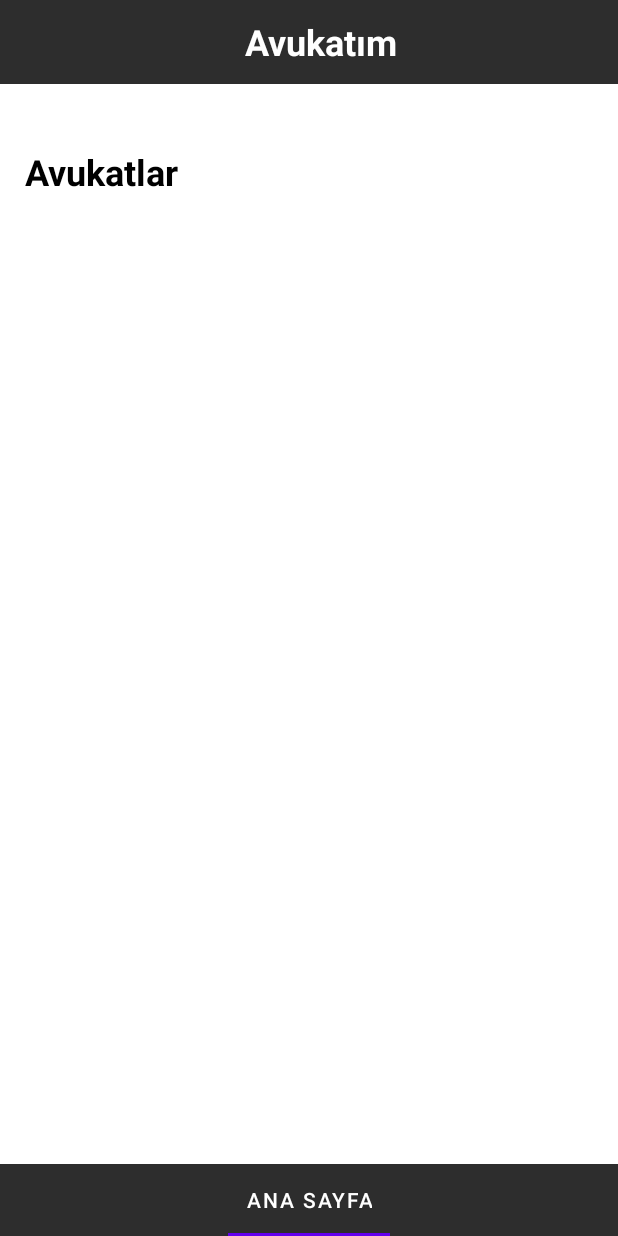
After one commit to engingulek/AvukatimAnroidApp, an Android app: the ClientTabLayoutFragment screen opened directly, with no data from a screen before it, on a phone screen of 412 x 824 dp. The commit adds this screen. Run offline under Robolectric (Android 15) with nearby library versions, the phone set to English and light mode, and no system bars; our stand-ins replace Firebase (no records; nobody signed in at launch, a user with empty details on screens opened directly), data binding.

Commit message:
CreateClientTabLayout

```diff
--- /dev/null
+++ b/Avukatım/app/src/main/java/com/example/test/fragment/ClientTabLayoutFragment.kt
@@ -0,0 +1,74 @@
+package com.example.test.fragment
+
+import android.os.Bundle
+import androidx.fragment.app.Fragment
+import android.view.LayoutInflater
+import android.view.View
+import android.view.ViewGroup
+import androidx.databinding.DataBindingUtil
+import androidx.viewpager2.adapter.FragmentStateAdapter
+import com.example.test.R
+import com.example.test.databinding.FragmentClientTabLayoutBinding
+import com.google.android.material.tabs.TabLayoutMediator
+
+
+class ClientTabLayoutFragment : Fragment() {
+    private val fragmentList = ArrayList<Fragment>()
+    private val fragmentTitleList = ArrayList<String>()
+    private lateinit var design : FragmentClientTabLayoutBinding
+
+
+    override fun onCreateView(
+        inflater: LayoutInflater, container: ViewGroup?,
+        savedInstanceState: Bundle?
+    ): View? {
+        design = DataBindingUtil.inflate(inflater,R.layout.fragment_client_tab_layout, container, false)
+
+        design.fragmentClientTabLayout = this
+
+        val adapter = MyViewPageAdapter(this)
+        design.viewPager.adapter = adapter
+
+      if (fragmentTitleList.isEmpty()) {
+          fragmentList.add(ClientHomePageFragment())
+          fragmentTitleList.add("Ana Sayfa")
+        //  fragmentList.add(ClientHomePageFragment())
+
+          if (fragmentTitleList.size == 1) {
+              fragmentTitleList.add("B")
+
+          }
+      }
+
+
+
+
+
+        TabLayoutMediator(design.clientTabLayout,design.viewPager) { tab,position ->
+            tab.setText(fragmentTitleList[position])
+
+        }.attach()
+
+
+
+
+
+        return design.root
+    }
+
+    inner class MyViewPageAdapter(fragmentClientTabLayoutFragment: ClientTabLayoutFragment)
+        : FragmentStateAdapter(fragmentClientTabLayoutFragment) {
+        override fun getItemCount(): Int {
+            return fragmentList.size
+
+        }
+
+        override fun createFragment(position: Int): Fragment {
+            return fragmentList[position]
+
+        }
+
+    }
+
+
+}
--- /dev/null
+++ b/Avukatım/app/src/main/res/layout/fragment_client_tab_layout.xml
@@ -0,0 +1,83 @@
+<?xml version="1.0" encoding="utf-8"?>
+<layout xmlns:android="http://schemas.android.com/apk/res/android"
+    xmlns:tools="http://schemas.android.com/tools"
+    xmlns:app="http://schemas.android.com/apk/res-auto">
+    <data>
+        <variable
+            name="fragmentClientTabLayout"
+            type="com.example.test.fragment.ClientTabLayoutFragment" />
+
+    </data>
+
+
+
+<androidx.constraintlayout.widget.ConstraintLayout
+    android:layout_width="match_parent"
+    android:layout_height="match_parent"
+    tools:context=".fragment.ClientTabLayoutFragment">
+    <androidx.appcompat.widget.Toolbar
+        android:id="@+id/toolbar3"
+        android:layout_width="0dp"
+
+        android:layout_height="wrap_content"
+        android:background="#2D2D2D"
+        android:minHeight="?attr/actionBarSize"
+        android:theme="?attr/actionBarTheme"
+        app:layout_constraintEnd_toEndOf="parent"
+        app:layout_constraintStart_toStartOf="parent"
+        app:layout_constraintTop_toTopOf="parent">
+
+        <androidx.constraintlayout.widget.ConstraintLayout
+            android:layout_width="match_parent"
+            android:layout_height="match_parent"
+            tools:layout_editor_absoluteX="16dp"
+            tools:layout_editor_absoluteY="18dp"
+            >
+
+            <TextView
+                android:id="@+id/clientHomePageTitle"
+                android:layout_width="wrap_content"
+                android:layout_height="wrap_content"
+                android:text="Avukatım"
+                android:textColor="#FFFFFF"
+                android:textSize="24sp"
+                android:textStyle="bold"
+                app:layout_constraintBottom_toBottomOf="parent"
+                app:layout_constraintEnd_toEndOf="parent"
+                app:layout_constraintHorizontal_bias="0.5"
+                app:layout_constraintStart_toStartOf="parent"
+                app:layout_constraintTop_toTopOf="parent" />
+
+
+        </androidx.constraintlayout.widget.ConstraintLayout>
+
+    </androidx.appcompat.widget.Toolbar>
+
+    <com.google.android.material.tabs.TabLayout
+        android:id="@+id/clientTabLayout"
+        android:layout_width="0dp"
+        android:layout_height="wrap_content"
+        android:background="@color/toolbarColor"
+        app:layout_constraintBottom_toBottomOf="parent"
+        app:layout_constraintEnd_toEndOf="parent"
+        app:layout_constraintStart_toStartOf="parent"
+        app:layout_constraintTop_toBottomOf="@+id/viewPager"
+        app:tabIconTint="@color/white"
+        app:tabTextColor="#FFFFFF"
+        tools:ignore="SpeakableTextPresentCheck,SpeakableTextPresentCheck" />
+
+    <androidx.viewpager2.widget.ViewPager2
+        android:id="@+id/viewPager"
+        android:layout_width="0dp"
+        android:layout_height="0dp"
+        app:layout_constraintBottom_toTopOf="@+id/clientTabLayout"
+        app:layout_constraintEnd_toEndOf="parent"
+        app:layout_constraintStart_toStartOf="parent"
+        app:layout_constraintTop_toBottomOf="@+id/toolbar3" />
+
+
+
+
+</androidx.constraintlayout.widget.ConstraintLayout>
+
+</layout>
--- a/Avukatım/app/src/main/res/navigation/main_activity_nav.xml
+++ b/Avukatım/app/src/main/res/navigation/main_activity_nav.xml
@@ -9,11 +9,7 @@
         android:id="@+id/homePageFragment"
         android:name="com.example.test.fragment.ClientHomePageFragment"
         tools:layout="@layout/fragment_client_home_page"
-        android:label="HomePageFragment" >
-        <action
-            android:id="@+id/toDetails"
-            app:destination="@id/lawyerDetailsFragment" />
-    </fragment>
+        android:label="HomePageFragment" />
     <fragment
         android:id="@+id/lawyerDetailsFragment"
         android:name="com.example.test.fragment.LawyerDetailsFragment"
@@ -35,11 +31,11 @@
             android:id="@+id/toCheckInClient"
             app:destination="@id/clientPageFragment" />
         <action
-            android:id="@+id/toClientHomePageTwo"
-            app:destination="@id/homePageFragment" />
-        <action
             android:id="@+id/toLawyerHomePageTwo"
             app:destination="@id/lawyerTabLayoutFragment" />
+        <action
+            android:id="@+id/toClientHomePageTwo"
+            app:destination="@id/clientTabLayoutFragment" />
     </fragment>
     <fragment
         android:id="@+id/lawyerCheckInFragment"
@@ -57,7 +53,7 @@
         tools:layout="@layout/fragment_client_page" >
         <action
             android:id="@+id/toClientHomePage"
-            app:destination="@id/homePageFragment" />
+            app:destination="@id/clientTabLayoutFragment" />
     </fragment>
     <fragment
         android:id="@+id/lawyerHomePageFragment"
@@ -119,4 +115,14 @@
         android:name="com.example.test.fragment.LawyerAuthPageFragment"
         android:label="fragment_lawyer_auth_page"
         tools:layout="@layout/fragment_lawyer_auth_page" />
+    <fragment
+        android:id="@+id/clientTabLayoutFragment"
+        android:name="com.example.test.fragment.ClientTabLayoutFragment"
+        android:label="ClientTabLayoutFragment"
+        tools:layout="@layout/fragment_client_tab_layout"
+        >
+        <action
+            android:id="@+id/toDetails"
+            app:destination="@id/lawyerDetailsFragment" />
+    </fragment>
 </navigation>
```
Also changed, not shown: Avukatım/app/src/main/java/com/example/test/adapter/LawyerListAdapter.kt (+5 -0 lines), Avukatım/app/src/main/java/com/example/test/entity/LawyerInfo.kt (+1 -1 lines), Avukatım/app/src/main/java/com/example/test/fragment/LawyerDetailsFragment.kt (+7 -2 lines), Avukatım/app/src/main/java/com/example/test/fragment/SelectionPageFragment.kt (+1 -1 lines), Avukatım/app/src/main/res/layout/fragment_client_home_page.xml (+2 -36 lines), Avukatım/app/src/main/res/layout/fragment_lawyer_details.xml (+8 -3 lines).
